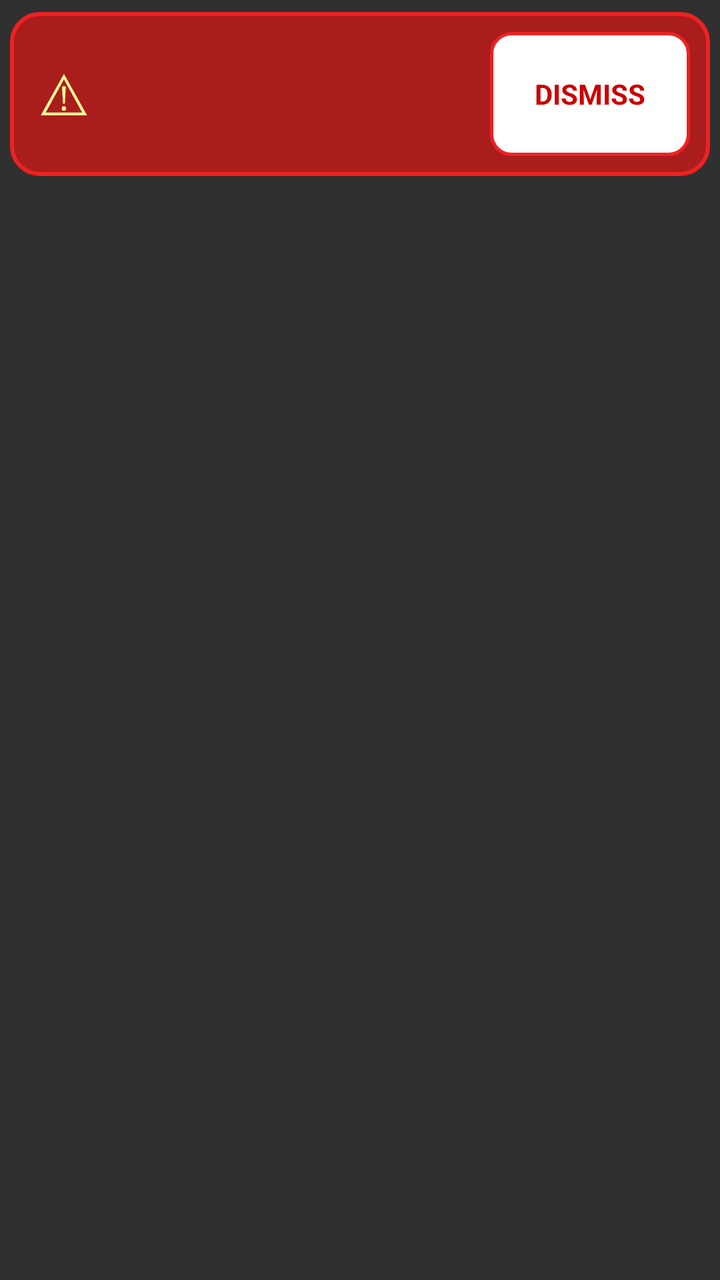
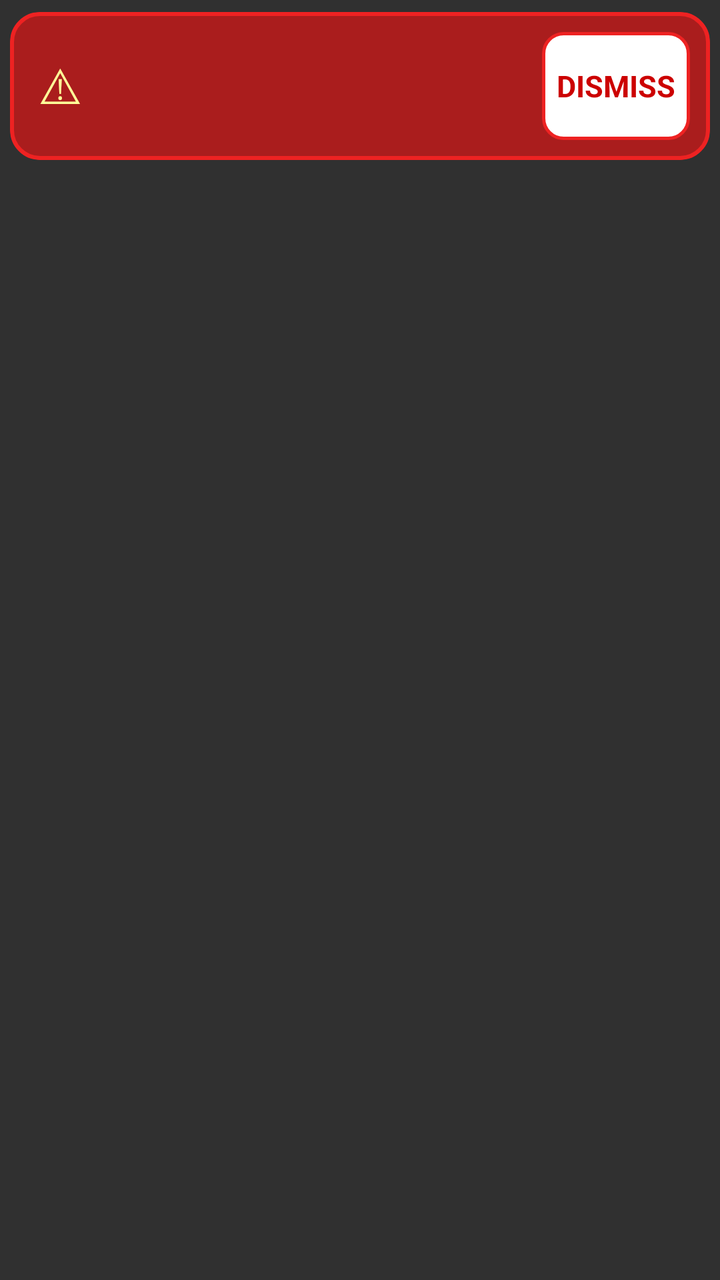

An Android layout rendered at two revisions. The XML below is the earlier revision; the diff shows what the commit changed to produce the second picture.
<!-- AndroidManifest.xml: application theme Theme.AppCompat -->
<!-- res/layout/overlay_info.xml -->
<?xml version="1.0" encoding="utf-8"?>
<FrameLayout xmlns:android="http://schemas.android.com/apk/res/android"
    android:layout_width="match_parent"
    android:layout_height="wrap_content"
    android:paddingStart="5dp"
    android:paddingEnd="5dp"
    android:paddingTop="6dp"
    android:paddingBottom="3dp">

    <LinearLayout
        android:layout_width="match_parent"
        android:layout_height="wrap_content"
        android:background="@drawable/bg_sos_overlay"
        android:clipToOutline="true"
        android:elevation="12dp"
        android:gravity="center_vertical"
        android:orientation="horizontal"
        android:paddingStart="14dp"
        android:paddingEnd="10dp"
        android:paddingTop="10dp"
        android:paddingBottom="10dp">

        
        <TextView
            android:layout_width="wrap_content"
            android:layout_height="wrap_content"
            android:layout_marginEnd="10dp"
            android:text="⚠"
            android:textColor="#FFFF99"
            android:textSize="28sp" />

        
        <LinearLayout
            android:layout_width="0dp"
            android:layout_height="wrap_content"
            android:layout_weight="1"
            android:orientation="vertical">

            <TextView
                android:id="@+id/tv_info_title"
                android:layout_width="match_parent"
                android:layout_height="wrap_content"
                android:textColor="#FFFFFF"
                android:textSize="18sp"
                android:textStyle="bold"
                android:letterSpacing="0.05"
                android:maxLines="2"
                android:ellipsize="end" />

            <TextView
                android:id="@+id/tv_info_message"
                android:layout_width="match_parent"
                android:layout_height="wrap_content"
                android:textColor="#FFCCCC"
                android:textSize="13sp"
                android:layout_marginTop="2dp"
                android:maxLines="4"
                android:ellipsize="end" />

        </LinearLayout>

        
        <TextView
            android:id="@+id/btn_dismiss_info"
            android:layout_width="100dp"
            android:layout_height="62dp"
            android:layout_marginStart="8dp"
            android:background="@drawable/bg_cancel_button"
            android:clipToOutline="true"
            android:gravity="center"
            android:text="@string/overlay_dismiss"
            android:textColor="#CC0000"
            android:textSize="14sp"
            android:textStyle="bold"
            android:clickable="true"
            android:focusable="true" />

    </LinearLayout>

</FrameLayout>
<!-- resources referenced by this layout -->
<resources>
  <!-- drawable bg_cancel_button (drawable) -->
  <?xml version="1.0" encoding="utf-8"?>
  <shape xmlns:android="http://schemas.android.com/apk/res/android"
      android:shape="rectangle">
  
      <solid android:color="#FFFFFF" />
  
      <stroke
          android:width="1.5dp"
          android:color="#FFEE2222" />
  
      <corners android:radius="10dp" />
  
  </shape>
  <!-- drawable bg_sos_overlay (drawable) -->
  <?xml version="1.0" encoding="utf-8"?>
  <shape xmlns:android="http://schemas.android.com/apk/res/android"
      android:shape="rectangle">
  
      <solid android:color="#E8B71C1C" />
  
      <stroke
          android:width="2dp"
          android:color="#FFEE2222" />
  
      <corners android:radius="14dp" />
  
  </shape>
  <string name="overlay_dismiss">DISMISS</string>
</resources>

<!-- the commit's change to res/layout/overlay_info.xml (unified diff, before → after) -->
@@ -24,10 +24,10 @@
         <TextView
             android:layout_width="wrap_content"
             android:layout_height="wrap_content"
-            android:layout_marginEnd="10dp"
+            android:layout_marginEnd="8dp"
             android:text="⚠"
             android:textColor="#FFFF99"
-            android:textSize="28sp" />
+            android:textSize="24sp" />
 
         
         <LinearLayout
@@ -41,9 +41,9 @@
                 android:layout_width="match_parent"
                 android:layout_height="wrap_content"
                 android:textColor="#FFFFFF"
-                android:textSize="18sp"
+                android:textSize="20sp"
                 android:textStyle="bold"
-                android:letterSpacing="0.05"
+                android:letterSpacing="0.01"
                 android:maxLines="2"
                 android:ellipsize="end" />
 
@@ -52,9 +52,9 @@
                 android:layout_width="match_parent"
                 android:layout_height="wrap_content"
                 android:textColor="#FFCCCC"
-                android:textSize="13sp"
-                android:layout_marginTop="2dp"
-                android:maxLines="4"
+                android:textSize="16sp"
+                android:layout_marginTop="3dp"
+                android:maxLines="3"
                 android:ellipsize="end" />
 
         </LinearLayout>
@@ -62,15 +62,15 @@
         
         <TextView
             android:id="@+id/btn_dismiss_info"
-            android:layout_width="100dp"
-            android:layout_height="62dp"
-            android:layout_marginStart="8dp"
+            android:layout_width="74dp"
+            android:layout_height="54dp"
+            android:layout_marginStart="6dp"
             android:background="@drawable/bg_cancel_button"
             android:clipToOutline="true"
             android:gravity="center"
             android:text="@string/overlay_dismiss"
             android:textColor="#CC0000"
-            android:textSize="14sp"
+            android:textSize="15sp"
             android:textStyle="bold"
             android:clickable="true"
             android:focusable="true" />
